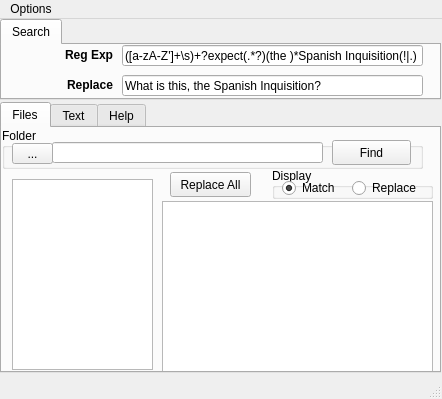
Old version of the form sky_ui.ui in the repository vitiral/SearchTheSky.
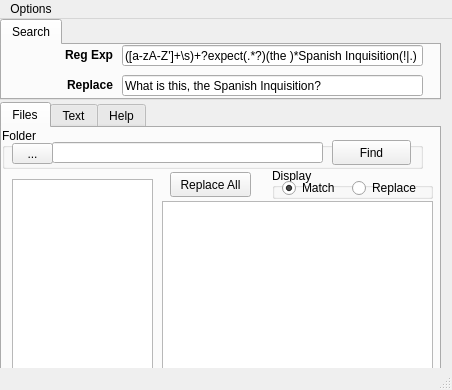
New version of the form. The open tabs and pages were chosen to show the change.

Commit message: with the changes made to cloudtb and this module, it is running pretty smooth

The edit to the form file:
```diff
--- a/sky_ui.ui
+++ b/sky_ui.ui
@@ -6,8 +6,8 @@
    <rect>
     <x>0</x>
     <y>0</y>
-    <width>442</width>
-    <height>399</height>
+    <width>452</width>
+    <height>390</height>
    </rect>
   </property>
   <property name="sizePolicy">
@@ -100,6 +100,12 @@
         <height>191</height>
        </rect>
       </property>
+      <property name="sizePolicy">
+       <sizepolicy hsizetype="Expanding" vsizetype="Expanding">
+        <horstretch>0</horstretch>
+        <verstretch>0</verstretch>
+       </sizepolicy>
+      </property>
      </widget>
      <widget class="QTextBrowser" name="textBrowser_files">
       <property name="geometry">
@@ -380,7 +386,7 @@
     <rect>
      <x>0</x>
      <y>0</y>
-     <width>442</width>
+     <width>452</width>
      <height>20</height>
     </rect>
    </property>
```
Left out of the diff: 9 changed lines with no effect on the pictures. The commit also changes 2 other files.
